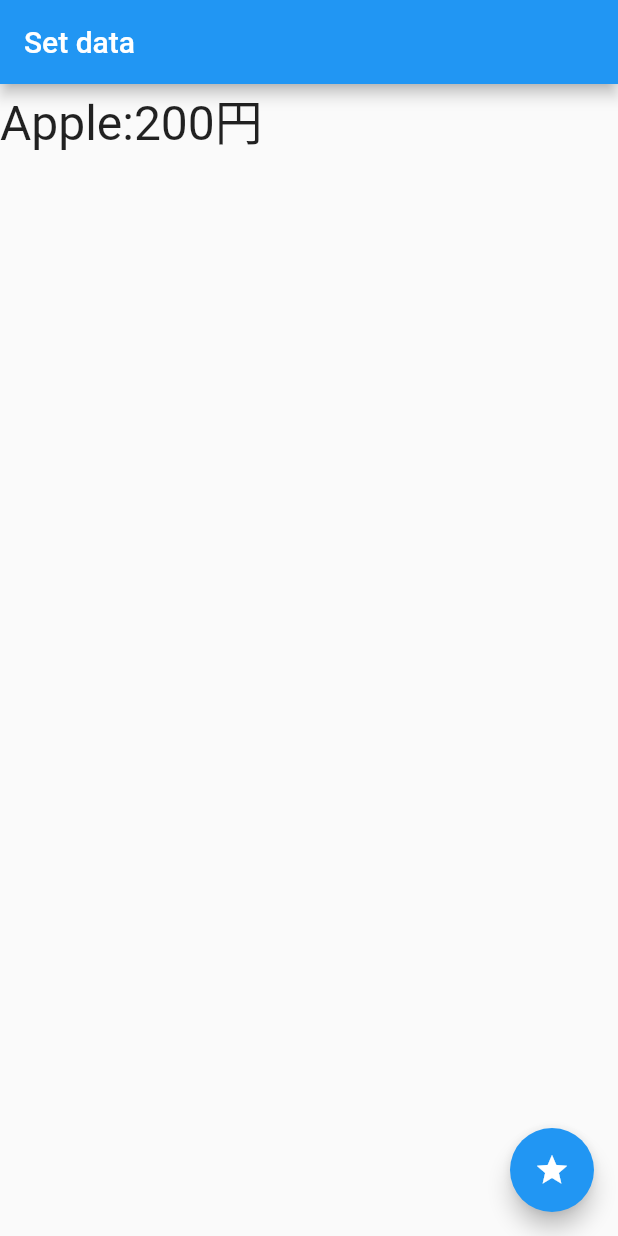
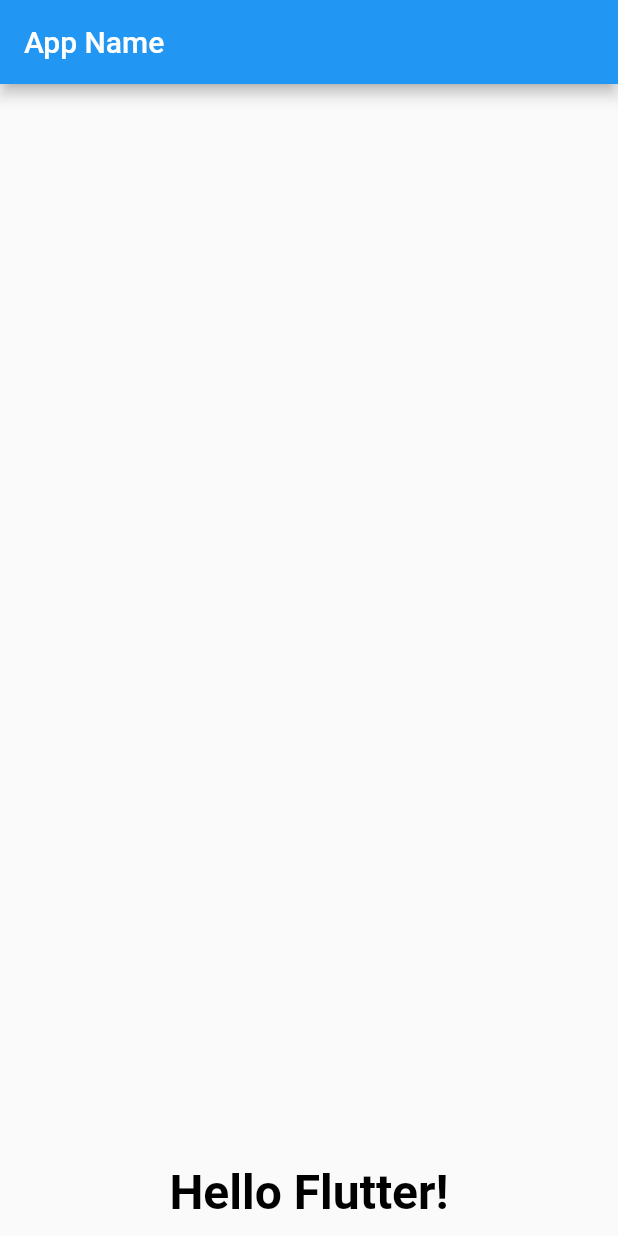
Before and after one commit to uni51/flutter_tsuyano_app_01, a Flutter app: the screen it shows after launch, on a phone screen of 412 x 824 dp. Run offline on Flutter 3.47's test engine with Material 2 defaults, Android fonts, the phone set to English and light mode, and no system bars.

Commit message:
2-3 ウィジェットの基本レイアウト

```diff
--- a/lib/main.dart
+++ b/lib/main.dart
@@ -3,70 +3,48 @@ import 'package:flutter/material.dart';
 void main() {
   runApp(MyApp());
 }
-
 class MyApp extends StatelessWidget {
-  const MyApp({Key? key}) : super(key: key);
-  final title = 'Flutterサンプル';
 
   @override
   Widget build(BuildContext context) {
     return MaterialApp(
-      title: 'Flutter Demo',
-      home: MyHomePage(
-          title: this.title,
-        ),
+      title: 'Generated App',
+      theme: ThemeData(
+        primarySwatch: Colors.blue,
+        primaryColor: const Color(0xFF2196f3),
+        accentColor: const Color(0xFF2196f3),
+        canvasColor: const Color(0xFFfafafa),
+      ),
+      home: MyHomePage(),
     );
   }
 }
 
 class MyHomePage extends StatefulWidget {
-  const MyHomePage({title: 'Flutter Demo'}) : super();
-
+  MyHomePage({Key? key}) : super(key: key);
   @override
   _MyHomePageState createState() => _MyHomePageState();
 }
 
-// データ用クラス
-class Data {
-  String _name;
-  int _price;
-  Data(this._name, this._price): super();
-
-  @override
-  String toString() {
-    return _name + ':' + _price.toString() + '円';
-  }
-}
-
 class _MyHomePageState extends State<MyHomePage> {
-
-  static final _data = [
-    Data('Apple',200),
-    Data('Orange', 150),
-    Data('Peach', 300)
-  ];
-  Data _item = _data[0];
-
-  void _setData() {
-    setState(() {
-      _item = (_data..shuffle()).first; // カスケード記法（複数のメソッドをつなげて1行で処理する）
-    });
-  }
-
   @override
   Widget build(BuildContext context) {
     return Scaffold(
       appBar: AppBar(
-        title: Text('Set data'),
+        title: Text('App Name'),
       ),
-      body: Text(
-        _item.toString(),
-        style: TextStyle(fontSize: 32.0),
-      ),
-      floatingActionButton: FloatingActionButton(
-        onPressed: _setData,
-        tooltip: 'set message.',
-        child: Icon(Icons.star),
+      body:
+      Container(
+        child:
+        Text(
+          "Hello Flutter!",
+          style: TextStyle(fontSize:32.0,
+              color: const Color(0xff000000),
+              fontWeight: FontWeight.w700,
+              fontFamily: "Roboto"),
+        ),
+        padding: const EdgeInsets.all(10.0),
+        alignment: Alignment.bottomCenter,
       ),
     );
   }
```
